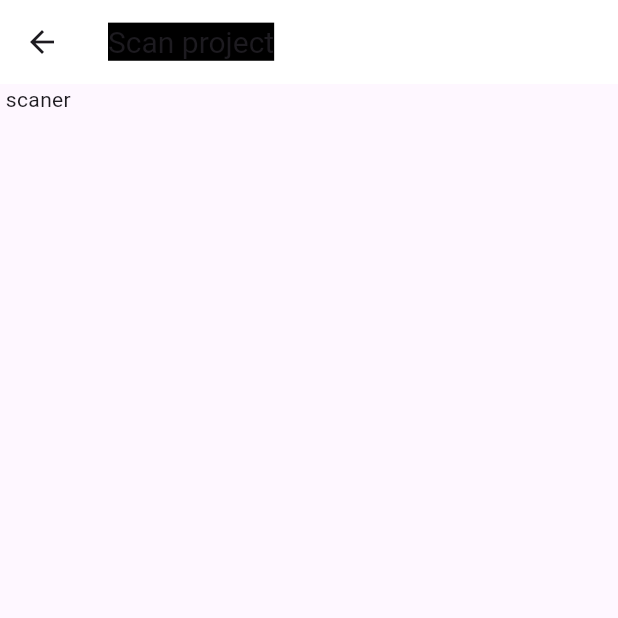
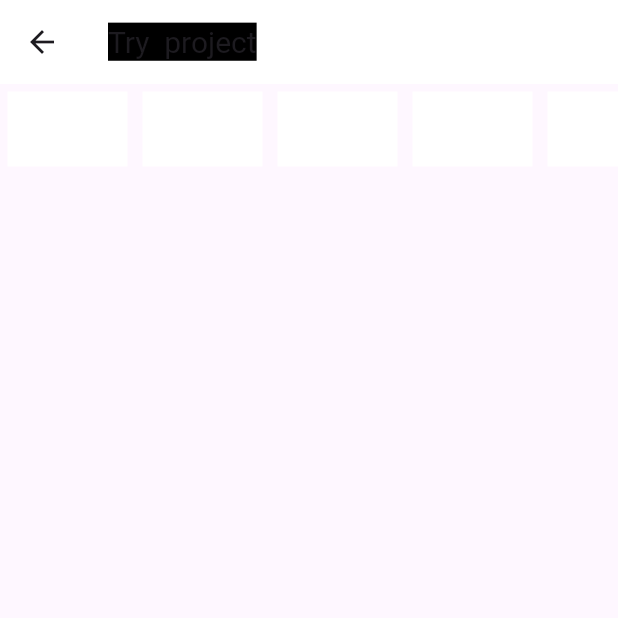
Before and after one commit to shivamkathait19/scan, a Flutter app: the projectX screen opened directly, on a phone screen of 412 x 824 dp, the top half of it. Run offline on Flutter 3.47's test engine with Material 3 defaults, Android fonts, the phone set to English and light mode, and no system bars.

Commit message:
Update MakeScreen.dart

```diff
--- a/lib/MakeScreen.dart
+++ b/lib/MakeScreen.dart
@@ -8,14 +8,33 @@ class projectX extends StatelessWidget {
     return Scaffold(
       appBar: AppBar(
         backgroundColor: Colors.white,
-        title: Text("Scan project ",style: TextStyle(backgroundColor: Colors.black,fontSize: 20),),
+        title: Text("Try  project ",style: TextStyle(backgroundColor: Colors.black,fontSize: 20),),
       ),
-      body: Column(
-        children: [
-  Text (" scaner ")
-
-        ],
-      ),
+      body: Container(
+        height: double.infinity,
+        width: double.infinity,
+        child: Column(
+          children: [
+            SizedBox(
+              height: 60,
+              width: double.infinity,
+              child: ListView.builder(
+                scrollDirection: Axis.horizontal,
+                itemBuilder: (ctx,index){
+                  return Container(
+                    margin: EdgeInsets.all(5),
+                    width: 80,
+                    height: 45,
+                    decoration: BoxDecoration(
+                      color: Colors.white
+                    ),
+                  );
+                }
+              )
+            )
+          ],
+        ),
+      )
     );
   }
 }
```
